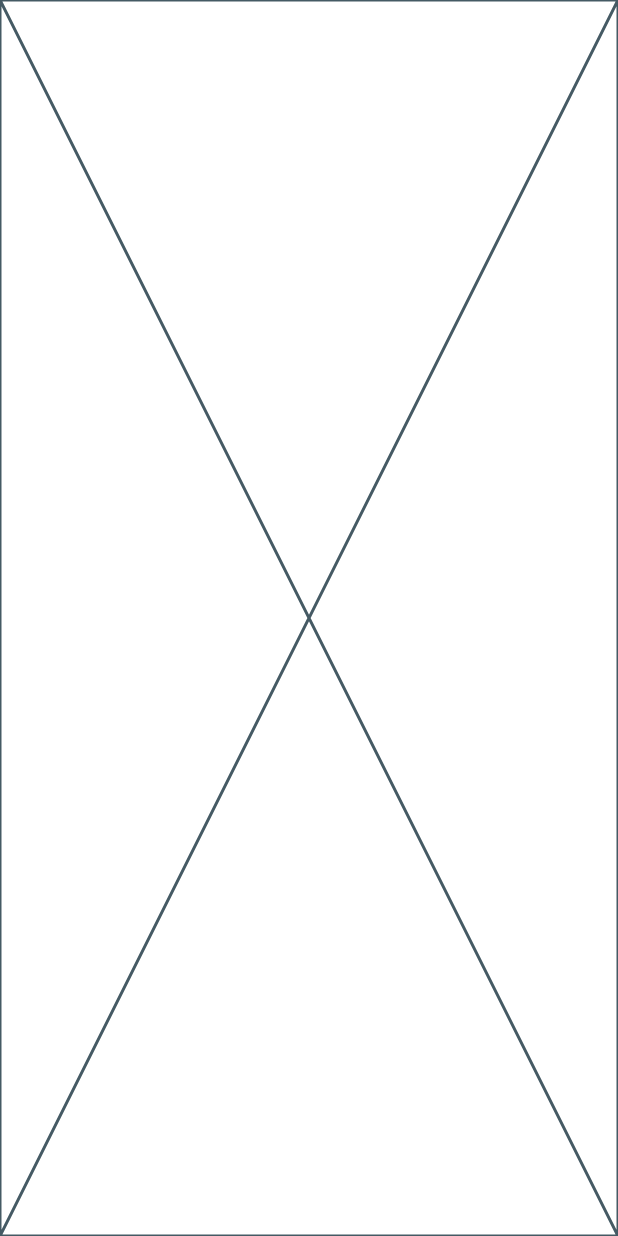
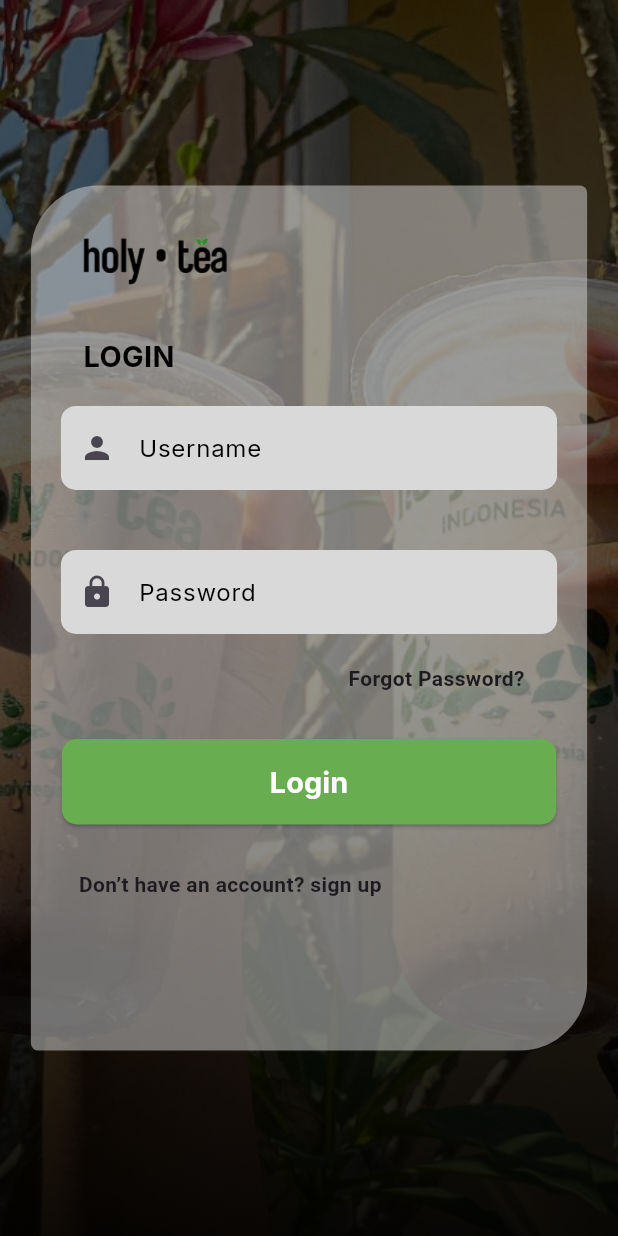
Before and after one commit to Shade2012/holytea_slicing_ui, a Flutter app: the Sign_upLoginPage screen opened directly, after a tap on "Login", on a phone screen of 412 x 824 dp. Run offline on Flutter 3.47's test engine with Material 2 defaults, Android fonts, the phone set to English and light mode, and no system bars; our stand-ins replace get, google_fonts, sliding_up_panel.

Commit message:
style:[S2] add loginpage

```diff
--- a/lib/controller/controller.dart
+++ b/lib/controller/controller.dart
@@ -1,4 +1,4 @@
-
+import 'package:flutter/material.dart';
 import '../model/model.dart';
 import 'package:get/get.dart';
 import 'package:http/http.dart' as http;
@@ -32,3 +32,15 @@ class HolyteaController extends GetxController{
     }
   }
 }
+  class CtrDataUser extends GetxController {
+    final ctrUsername = RxString("");
+    final ctrPassword = RxString("");
+    final ctrEmail = RxString("");
+    final ctrPhone = RxString("");
+    datauser(String username,String pass,String email,String phone){
+      this.ctrUsername.value = username;
+      this.ctrPassword.value = pass;
+      this.ctrEmail.value = email;
+      this.ctrPhone.value = phone;
+    }
+  }
--- a/lib/main.dart
+++ b/lib/main.dart
@@ -3,6 +3,7 @@ import 'package:get/get.dart';
 import 'package:holytea_slicing_ui/views/firstpage.dart';
 import 'package:holytea_slicing_ui/views/locationpage.dart';
 import 'package:holytea_slicing_ui/views/privacypage.dart';
+import 'package:holytea_slicing_ui/views/signup.dart';
 
 void main() {
   runApp(const MyApp());
@@ -20,7 +21,7 @@ class MyApp extends StatelessWidget {
         colorScheme: ColorScheme.fromSeed(seedColor: Colors.deepPurple),
         useMaterial3: true,
       ),
-      home: LocationPage(),
+      home: FirstPage(),
     );
   }
 }
--- a/lib/utils/themes.dart
+++ b/lib/utils/themes.dart
@@ -10,6 +10,8 @@ const Color primaryColor = Color(0xFF68AD50);
 const Color primaryTextColor = Colors.white;
 Color secondaryColor = Colors.black;
 const Color bgColor = Color.fromARGB(255, 243, 255, 238);
+const Color bgColorLogin_Register = Color.fromARGB(127, 217, 217, 217);
+Color secondaryBGColor = Color.fromARGB(255, 217, 217, 217);
 //Button Style
 ButtonStyle customButtonStyle = ButtonStyle(
   backgroundColor: MaterialStateProperty.all<Color>(primaryColor),
@@ -89,3 +91,4 @@ TextStyle normalFontBl = GoogleFonts.inter(
 String image_awal_set = "assets/image_awal_set.png";
 String image_signup_login = "assets/image_signup_login.png";
 String image_map = "assets/image_map.png";
+String image_logo_holytea = "assets/image_logo_holytea.png";
--- a/lib/views/login.dart
+++ b/lib/views/login.dart
@@ -1,9 +1,118 @@
 import 'package:flutter/material.dart';
+import 'package:google_fonts/google_fonts.dart';
+
+
+import 'package:holytea_slicing_ui/controller/controller.dart';
+import 'package:holytea_slicing_ui/utils/themes.dart';
+import 'package:get/get.dart';
+
 class LoginPage extends StatelessWidget {
-  const LoginPage({Key? key}) : super(key: key);
+   LoginPage({Key? key}) : super(key: key);
+   final CtrDataUser ctrDataUser = Get.put(CtrDataUser()); // Mendaftarkan CtrDataUser
+
+  final TextEditingController ctrUsername = TextEditingController();
+  final TextEditingController ctrPassword = TextEditingController();
+
+   Widget myText( IconData icon,String label,String hint, bool type, TextEditingController controller ){
+     Get.find<CtrDataUser>();
+     return Container(
+       margin: EdgeInsets.all(20),
+
+       decoration: BoxDecoration(
+         borderRadius: BorderRadius.circular(10.0),
+         // Atur radius sesuai keinginan Anda
+         color: secondaryBGColor,
+       ),
+       child: TextField(
+         controller: controller,
+
+         decoration: InputDecoration(
+           border: InputBorder.none,
+           hintText: hint,
+           labelText: label,
+           prefixIcon: Icon(icon),
+           labelStyle: GoogleFonts.inter(textStyle:TextStyle(color: Colors.black, )),
+           hintStyle: GoogleFonts.inter(textStyle:TextStyle(color: Colors.black,fontSize: 12 )),
+         ),
+         obscureText: type,
+       ),
+     );
+   }
 
   @override
   Widget build(BuildContext context) {
-    return const Placeholder();
+    double screenWidth = MediaQuery.of(context).size.width;
+    double screenHeight = MediaQuery.of(context).size.height;
+    return Container(
+      decoration: BoxDecoration(
+          image: DecorationImage(
+              image: new AssetImage(image_signup_login),
+              fit: BoxFit.cover)),
+      child: Container(
+        decoration: BoxDecoration(
+            gradient: LinearGradient(
+                begin: Alignment.center,
+                end: Alignment.bottomCenter,
+                colors: [Colors.black12, Colors.black87])),
+        child: Scaffold(
+          backgroundColor: Colors.transparent,
+          body: Center(
+
+            child: Container(
+              width: screenWidth * 0.90,
+                height: screenHeight * 0.70,
+              margin: EdgeInsets.symmetric(horizontal : 20),
+              decoration: BoxDecoration(
+                color: bgColorLogin_Register,
+                borderRadius: BorderRadius.only(
+                  topLeft: Radius.circular(45.0), // Kiri atas 15px
+                  topRight: Radius.circular(5.0),  // Kanan atas 5px
+                  bottomLeft: Radius.circular(5.0), // Kiri bawah 5px
+                  bottomRight: Radius.circular(45.0), // Kanan bawah 15px
+                ),
+              ),
+              child: Column(
+                children: [
+                  Container(
+                    margin: EdgeInsets.only(right: 207),
+                    width: 100.0, // Atur lebar sesuai keinginan Anda
+                    height: 100.0, // Atur tinggi sesuai keinginan Anda
+                    child: Image.asset(image_logo_holytea),
+                  ),
+                  Container(
+                    margin: EdgeInsets.only(right: 240),
+                  child: Text("LOGIN",style: btnsignup,),
+                  ),
+                  myText(Icons.person,"Username", "Ketik Username anda", false , ctrUsername),
+                  myText(Icons.lock,"Password", "Ketik Password anda", true , ctrPassword),
+                  Container(
+                      margin: EdgeInsets.only(left: 170),
+                      child: Text("Forgot Password?",style: TextStyle(fontWeight: FontWeight.bold),)
+                  ),
+                  Container(
+                    margin: EdgeInsets.only(bottom: 30 ,top: 30),
+                    width: screenWidth * 0.80,
+                    child: ElevatedButton(
+                      onPressed: () {
+                        Get.to(() => LoginPage());
+                      },
+                      style: customButtonStyle,
+                      child: Text(
+                          "Login",
+                          style: btnlogin
+                      ),
+                    ),
+                  ),
+                  Container(
+                    margin: EdgeInsets.only(right: 105),
+                    child: Text("Don’t have an account? sign up",style:TextStyle(fontWeight: FontWeight.bold),),
+                  ),
+                ],
+              ),
+            ),
+          ),
+        ),
+      ),
+    );
   }
 }
```
Also changed, not shown: assets/image_logo_holytea.png (added), pubspec.lock.
